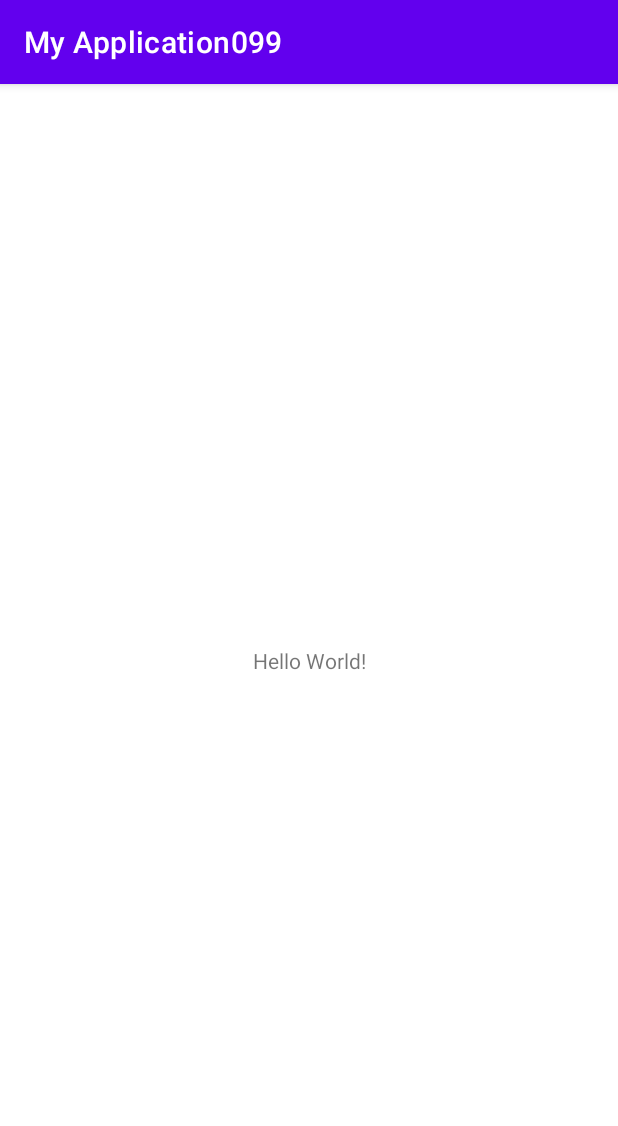
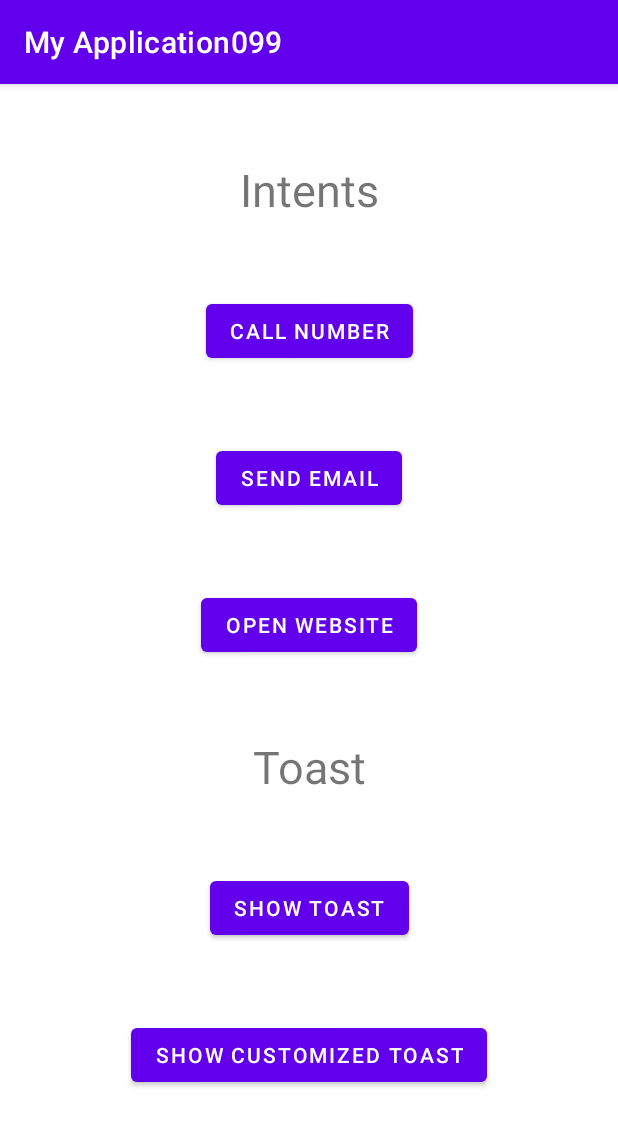
Before and after one commit to UsmanJavaid008/Toast-Practice, an Android app: the screen it shows after launch (MainActivity), on a phone screen of 412 x 824 dp. Shown: the top 1126 px of the screen. Run offline under Robolectric (Android 15) with nearby library versions, the phone set to English and light mode, and no system bars.

Commit message:
First New Toast

```diff
--- a/app/src/main/java/com/example/myapplication099/MainActivity.java
+++ b/app/src/main/java/com/example/myapplication099/MainActivity.java
@@ -6,9 +6,36 @@ import android.os.Bundle;
 
 public class MainActivity extends AppCompatActivity {
 
-    @Override
+     @Override
     protected void onCreate(Bundle savedInstanceState) {
         super.onCreate(savedInstanceState);
         setContentView(R.layout.activity_main);
     }
+
+    public void callNumber(View view) {
+        Uri uri = Uri.parse("tel:+923338166661");
+        Intent intent = new Intent(Intent.ACTION_DIAL, uri);
+        startActivity(intent);
+    }
+
+    public void sendEmail(View view) {
+        Intent intent = new Intent();
+        intent.setType("text/plain");
+        intent.setAction(Intent.ACTION_SEND);
+        intent.putExtra(Intent.EXTRA_EMAIL, new String[]{"ujavaid1013@gmail.com", "bcsf18m008@pucit.edu.pk"});
+        intent.putExtra(Intent.EXTRA_SUBJECT, "subject");
+        intent.putExtra(Intent.EXTRA_TEXT, "message");
+        startActivity(intent);
+    }
+
+    public void openWebsite(View view) {
+        String url = "https://github.com/anas1590/";
+        Uri webpage = Uri.parse(url);
+        Intent intent = new Intent(Intent.ACTION_VIEW, webpage);
+        startActivity(intent);
+    }
+
+    public void showToast(View view) {
+        Toast toast = Toast.makeText(this, "Hello! I'm Toast", Toast.LENGTH_LONG);
+    }
 }
--- a/app/src/main/res/layout/activity_main.xml
+++ b/app/src/main/res/layout/activity_main.xml
@@ -6,13 +6,80 @@
     android:layout_height="match_parent"
     tools:context=".MainActivity">
 
-    <TextView
+    <Button
+        android:id="@+id/button"
         android:layout_width="wrap_content"
         android:layout_height="wrap_content"
-        android:text="Hello World!"
-        app:layout_constraintBottom_toBottomOf="parent"
-        app:layout_constraintLeft_toLeftOf="parent"
-        app:layout_constraintRight_toRightOf="parent"
+        android:layout_marginTop="50dp"
+        android:onClick="callNumber"
+        android:text="Call Number"
+        app:layout_constraintEnd_toEndOf="parent"
+        app:layout_constraintStart_toStartOf="parent"
+        app:layout_constraintTop_toBottomOf="@+id/textView" />
+
+    <Button
+        android:id="@+id/button2"
+        android:layout_width="wrap_content"
+        android:layout_height="wrap_content"
+        android:layout_marginTop="50dp"
+        android:onClick="sendEmail"
+        android:text="Send Email"
+        app:layout_constraintEnd_toEndOf="parent"
+        app:layout_constraintStart_toStartOf="parent"
+        app:layout_constraintTop_toBottomOf="@+id/button" />
+
+    <Button
+        android:id="@+id/button3"
+        android:layout_width="wrap_content"
+        android:layout_height="wrap_content"
+        android:layout_marginTop="50dp"
+        android:onClick="openWebsite"
+        android:text="Open Website"
+        app:layout_constraintEnd_toEndOf="parent"
+        app:layout_constraintStart_toStartOf="parent"
+        app:layout_constraintTop_toBottomOf="@+id/button2" />
+
+    <TextView
+        android:id="@+id/textView"
+        android:layout_width="wrap_content"
+        android:layout_height="wrap_content"
+        android:layout_marginTop="50dp"
+        android:text="Intents"
+        android:textSize="30sp"
+        app:layout_constraintEnd_toEndOf="parent"
+        app:layout_constraintStart_toStartOf="parent"
         app:layout_constraintTop_toTopOf="parent" />
 
+    <Button
+        android:id="@+id/button4"
+        android:layout_width="wrap_content"
+        android:layout_height="wrap_content"
+        android:layout_marginTop="50dp"
+        android:text="Show Toast"
+        android:onClick="showToast"
+        app:layout_constraintEnd_toEndOf="parent"
+        app:layout_constraintStart_toStartOf="parent"
+        app:layout_constraintTop_toBottomOf="@+id/textView2" />
+
+    <TextView
+        android:id="@+id/textView2"
+        android:layout_width="wrap_content"
+        android:layout_height="wrap_content"
+        android:layout_marginTop="50dp"
+        android:text="Toast"
+        android:textSize="30sp"
+        app:layout_constraintEnd_toEndOf="parent"
+        app:layout_constraintStart_toStartOf="parent"
+        app:layout_constraintTop_toBottomOf="@+id/button3" />
+
+    <Button
+        android:id="@+id/button5"
+        android:layout_width="wrap_content"
+        android:layout_height="wrap_content"
+        android:layout_marginTop="50dp"
+        android:text="Show Customized Toast"
+        android:onClick="showCustomizedToast"
+        app:layout_constraintEnd_toEndOf="parent"
+        app:layout_constraintStart_toStartOf="parent"
+        app:layout_constraintTop_toBottomOf="@+id/button4" />
 </androidx.constraintlayout.widget.ConstraintLayout>
```
